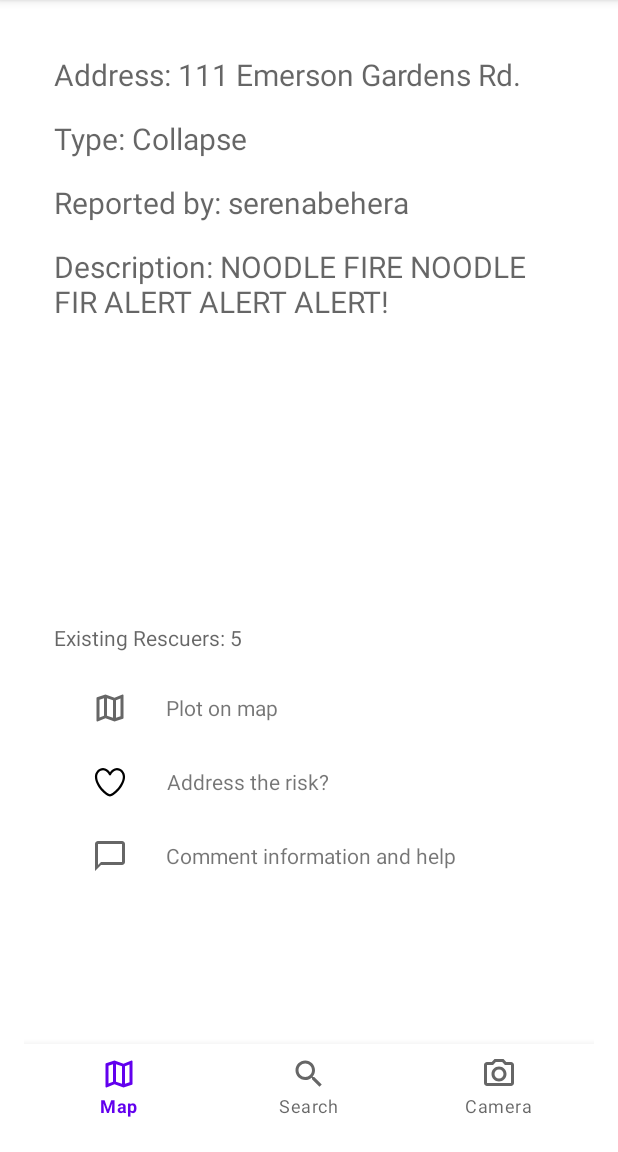
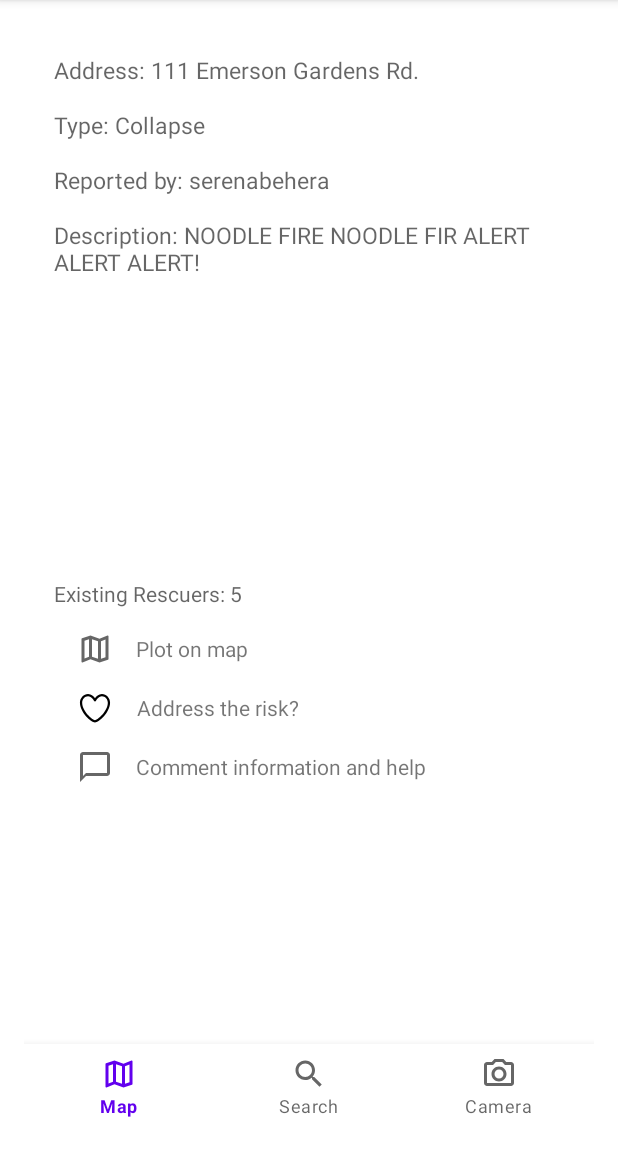
Before and after one commit to rena987/Find4Rescue, an Android app: the fragment SearchDetailFragment placed in its activity, on a phone screen of 412 x 824 dp, the part 84-1236 px from its top. Run offline under Robolectric (Android 15) with nearby library versions, the light colour scheme and no system bars; our stand-ins replace data binding; libraries missing offline, so code that uses them is left out: com.parse; pictures from the network do not load; 10 statements that could not run were skipped.

Commit message:
Edit formatting of buttons on search detail view to fit phone screen

```diff
--- a/app/src/main/java/com/example/find4rescue/fragments/MapFragment.java
+++ b/app/src/main/java/com/example/find4rescue/fragments/MapFragment.java
@@ -29,6 +29,7 @@ import android.widget.Toast;
 import com.esri.arcgisruntime.ArcGISRuntimeEnvironment;
 import com.esri.arcgisruntime.data.ServiceFeatureTable;
 import com.esri.arcgisruntime.data.ShapefileFeatureTable;
+import com.esri.arcgisruntime.geometry.Envelope;
 import com.esri.arcgisruntime.geometry.Point;
 import com.esri.arcgisruntime.geometry.SpatialReference;
 import com.esri.arcgisruntime.geometry.SpatialReferences;
@@ -38,6 +39,8 @@ import com.esri.arcgisruntime.mapping.ArcGISMap;
 import com.esri.arcgisruntime.mapping.Basemap;
 import com.esri.arcgisruntime.mapping.BasemapStyle;
 import com.esri.arcgisruntime.mapping.Viewpoint;
+import com.esri.arcgisruntime.mapping.view.Graphic;
+import com.esri.arcgisruntime.mapping.view.GraphicsOverlay;
 import com.esri.arcgisruntime.mapping.view.MapView;
 import com.esri.arcgisruntime.symbology.SimpleFillSymbol;
 import com.esri.arcgisruntime.symbology.SimpleLineSymbol;
@@ -147,12 +150,6 @@ public class MapFragment extends Fragment {
 //            Log.d(TAG, "Path doesn't exist!");
 //        }
 
-        if (getArguments().get("coordinates") != null) {
-            String coordinates = getArguments().getString("coordinates");
-            double latitude = Double.parseDouble(coordinates.split(",")[0]);
-            double longitude = Double.parseDouble(coordinates.split(",")[1]);
-            Log.d(TAG, "Coordinates: " + latitude + ", " + longitude);
-        }
 
         // inflate MapView from layout
         mapView = view.findViewById(R.id.mapView);
@@ -199,7 +196,17 @@ public class MapFragment extends Fragment {
             }
         });
 
+        if (getArguments() != null) {
+            if (getArguments().get("coordinates") != null) {
+                String coordinates = getArguments().getString("coordinates");
+                double latitude = Double.parseDouble(coordinates.split(",")[0]);
+                double longitude = Double.parseDouble(coordinates.split(",")[1]);
+                Log.d(TAG, "Coordinates: " + latitude + ", " + longitude);
+            }
+        }
+
     }
+
 
     @Override
     public void onPause() {
--- a/app/src/main/res/layout/fragment_search_detail.xml
+++ b/app/src/main/res/layout/fragment_search_detail.xml
@@ -13,7 +13,7 @@
             android:id="@+id/dtAddress"
             android:layout_width="match_parent"
             android:layout_height="wrap_content"
-            android:textSize="20dp"
+            android:textSize="15dp"
             android:hint="Address: 111 Emerson Gardens Rd." />
 
         <TextView
@@ -22,7 +22,7 @@
             android:layout_height="wrap_content"
             android:layout_below="@id/dtAddress"
             android:layout_marginTop="15dp"
-            android:textSize="20dp"
+            android:textSize="15dp"
             android:hint="Type: Collapse" />
 
         <TextView
@@ -31,7 +31,7 @@
             android:layout_height="wrap_content"
             android:layout_below="@id/dtType"
             android:layout_marginTop="15dp"
-            android:textSize="20dp"
+            android:textSize="15dp"
             android:hint="Reported by: serenabehera" />
 
         <TextView
@@ -40,7 +40,7 @@
             android:layout_height="wrap_content"
             android:layout_below="@id/dtRescuer"
             android:layout_marginTop="15dp"
-            android:textSize="20dp"
+            android:textSize="15dp"
             android:hint="Description: NOODLE FIRE NOODLE FIR ALERT ALERT ALERT!" />
 
         <ImageView
@@ -68,7 +68,7 @@
             android:src="@drawable/map_unfilled_button"
             android:background="@null"
             android:layout_below="@id/dtNumOfRescuers"
-            android:layout_margin="25dp"/>
+            android:layout_margin="15dp"/>
 
         <TextView
             android:id="@+id/tvMapLabel"
@@ -87,7 +87,7 @@
             android:background="@null"
             android:src="@drawable/heart_unfilled_button"
             android:layout_below="@id/ivPlotMap"
-            android:layout_marginLeft="25dp"/>
+            android:layout_marginLeft="15dp"/>
 
         <TextView
             android:id="@+id/tvDealtLabel"
@@ -106,8 +106,8 @@
             android:src="@drawable/chat_unfilled_button"
             android:layout_below="@id/ivDealtRisk"
             android:background="@null"
-            android:layout_marginTop="25dp"
-            android:layout_marginLeft="25dp"/>
+            android:layout_marginTop="15dp"
+            android:layout_marginLeft="15dp"/>
 
         <TextView
             android:id="@+id/tvChatLabel"
--- a/app/src/main/res/values/strings.xml
+++ b/app/src/main/res/values/strings.xml
@@ -2,6 +2,6 @@
     <string name="app_name">Find4Rescue</string>
     <!-- TODO: Remove or change this placeholder text -->
     <string name="hello_blank_fragment">Hello blank fragment</string>
-    <string name="message_hint">Say anything</string>
+    <string name="message_hint">Comment any information...</string>
     <string name="send">Send</string>
 </resources>
```
